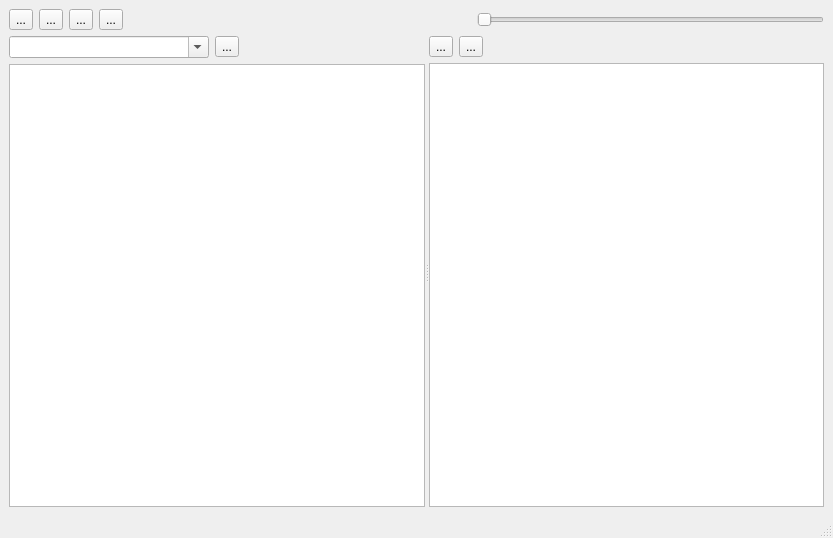
Above: ui/MainWindow.ui from cnhemiya/shitu-manager before the change. Below: the same form after it.
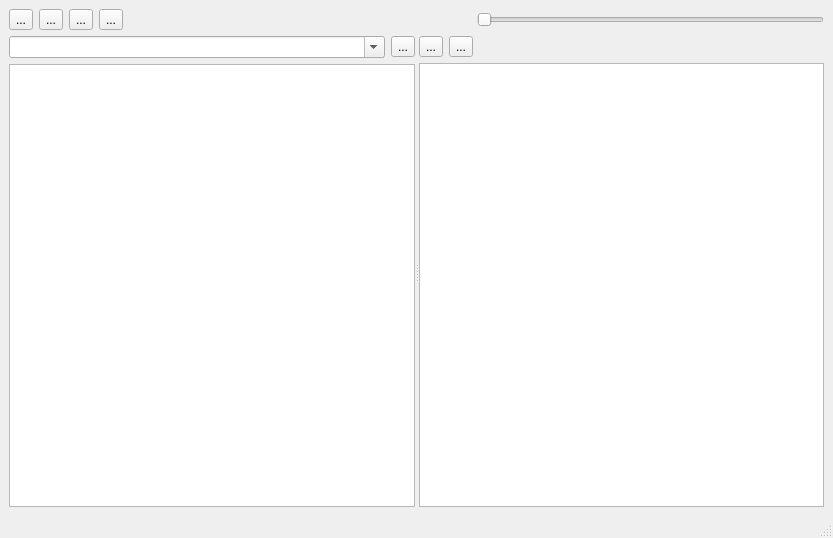
That is the form after the change.

Commit message: 调整 界面

Diff of the .ui file:
```diff
--- a/ui/MainWindow.ui
+++ b/ui/MainWindow.ui
@@ -119,7 +119,7 @@
             </property>
             <property name="maximumSize">
              <size>
-              <width>400</width>
+              <width>800</width>
               <height>16777215</height>
              </size>
             </property>
@@ -141,19 +141,6 @@
             </property>
            </widget>
           </item>
-          <item>
-           <spacer name="horizontalSpacer">
-            <property name="orientation">
-             <enum>Qt::Horizontal</enum>
-            </property>
-            <property name="sizeHint" stdset="0">
-             <size>
-              <width>40</width>
-              <height>20</height>
-             </size>
-            </property>
-           </spacer>
-          </item>
          </layout>
         </item>
         <item>
```
The commit also changes 2 other files.
